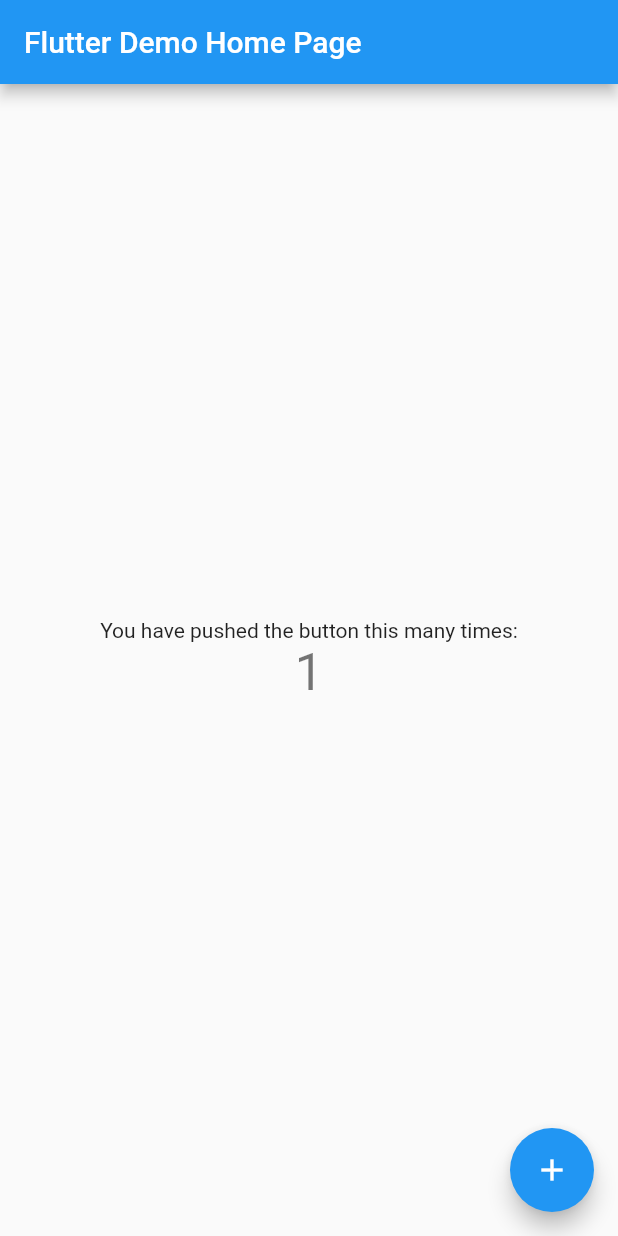
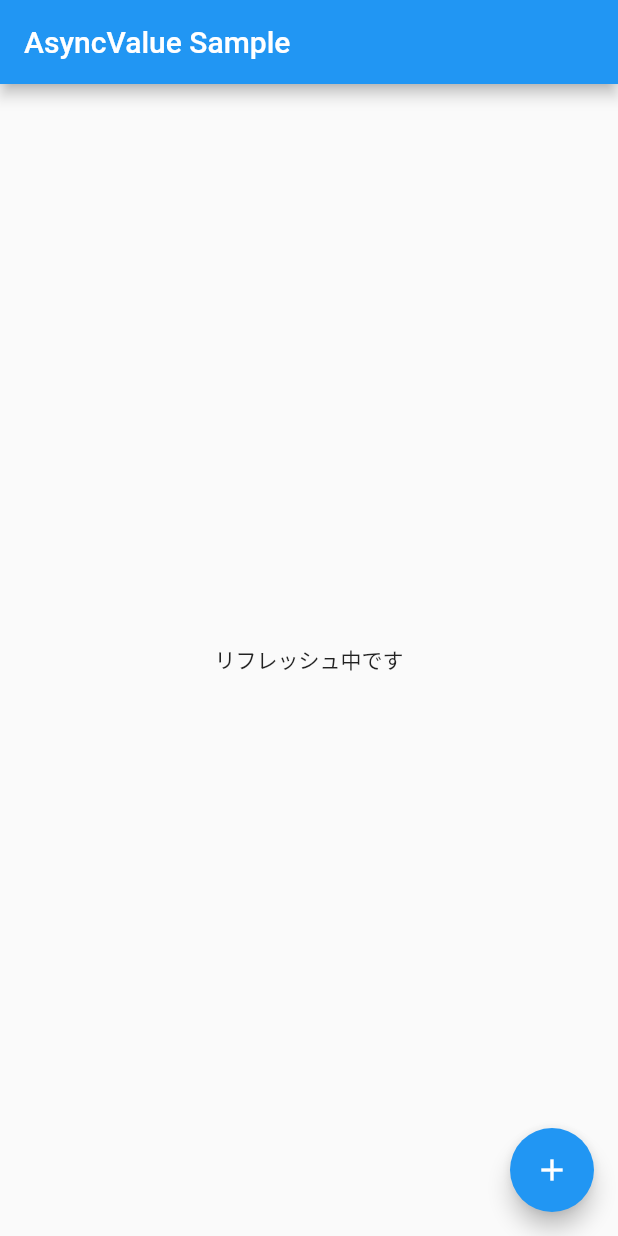
Before and after one commit to taiseidev/async-value-sample, a Flutter app: the screen it shows after launch, after a tap on the "add" icon, on a phone screen of 412 x 824 dp. Run offline on Flutter 3.47's test engine with Material 2 defaults, Android fonts, the phone set to English and light mode, and no system bars; our stand-ins replace flutter_riverpod.

Commit message:
isLoadingとisRefreshの挙動を確認

```diff
--- a/lib/main.dart
+++ b/lib/main.dart
@@ -19,54 +19,67 @@
       theme: ThemeData(
         primarySwatch: Colors.blue,
       ),
-      home: const MyHomePage(title: 'Flutter Demo Home Page'),
+      home: const MyHomePage(),
     );
   }
 }
 
-class MyHomePage extends StatefulWidget {
-  const MyHomePage({super.key, required this.title});
-
-  final String title;
+class MyHomePage extends ConsumerWidget {
+  const MyHomePage({super.key});
 
   @override
-  State<MyHomePage> createState() => _MyHomePageState();
-}
-
-class _MyHomePageState extends State<MyHomePage> {
-  int _counter = 0;
-
-  void _incrementCounter() {
-    setState(() {
-      _counter++;
-    });
-  }
-
-  @override
-  Widget build(BuildContext context) {
+  Widget build(BuildContext context, WidgetRef ref) {
+    final count = ref.watch(countProvider);
+    print(count);
     return Scaffold(
       appBar: AppBar(
-        title: Text(widget.title),
+        title: const Text('AsyncValue Sample'),
       ),
-      body: Center(
-        child: Column(
-          mainAxisAlignment: MainAxisAlignment.center,
-          children: <Widget>[
-            const Text(
-              'You have pushed the button this many times:',
+      body: count.when(
+        data: (data) {
+          // if (count.isLoading) {
+          //   return const Center(
+          //     child: Text('ロード中です'),
+          //   );
+          // }
+          if (count.isRefreshing) {
+            return const Center(
+              child: Text('リフレッシュ中です'),
+            );
+          }
+          return Center(
+            child: Text(
+              data.toString(),
             ),
-            Text(
-              '$_counter',
-              style: Theme.of(context).textTheme.headline4,
+          );
+        },
+        error: (error, stackTrace) {
+          if (count.isRefreshing) {
+            return const Center(
+              child: Text('リフレッシュ中です'),
+            );
+          }
+          return Center(
+            child: Text(
+              error.toString(),
             ),
-          ],
+          );
+        },
+        loading: () => const Center(
+          child: CircularProgressIndicator(),
         ),
       ),
       floatingActionButton: FloatingActionButton(
-        onPressed: _incrementCounter,
+        onPressed: () => ref.refresh(countProvider),
         tooltip: 'Increment',
         child: const Icon(Icons.add),
       ),
     );
   }
 }
+
+final countProvider = FutureProvider<int>((ref) async {
+  await Future.delayed(const Duration(seconds: 3));
+  throw Exception('エラーが発生しました😳');
+  return 1;
+});
```
